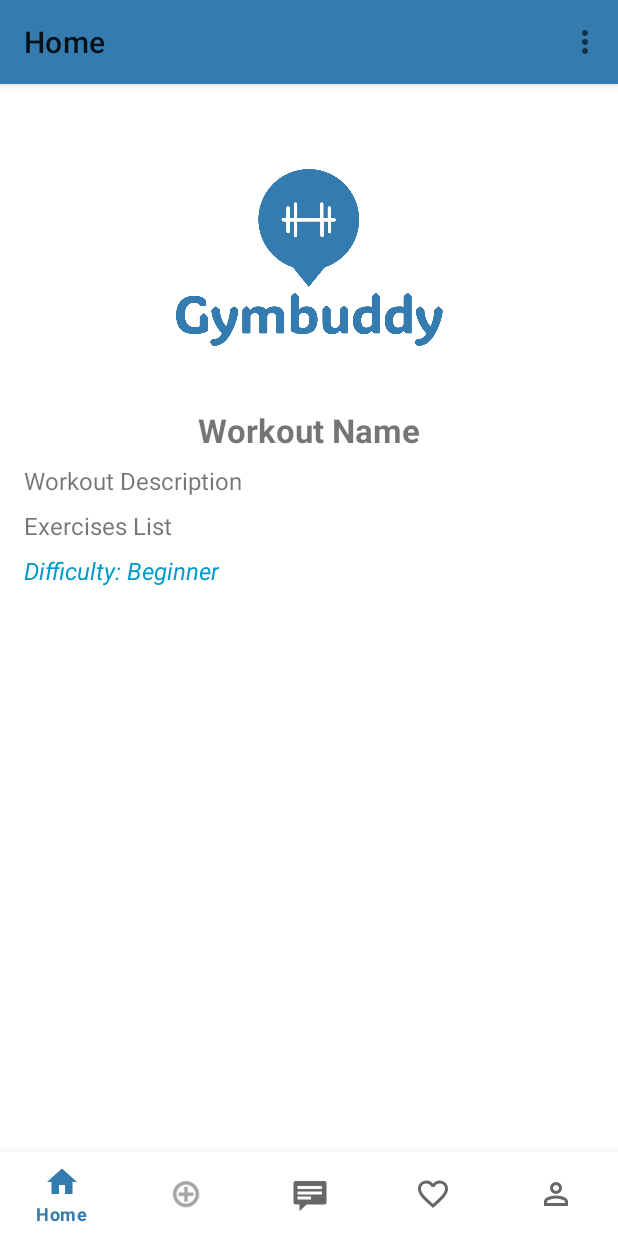
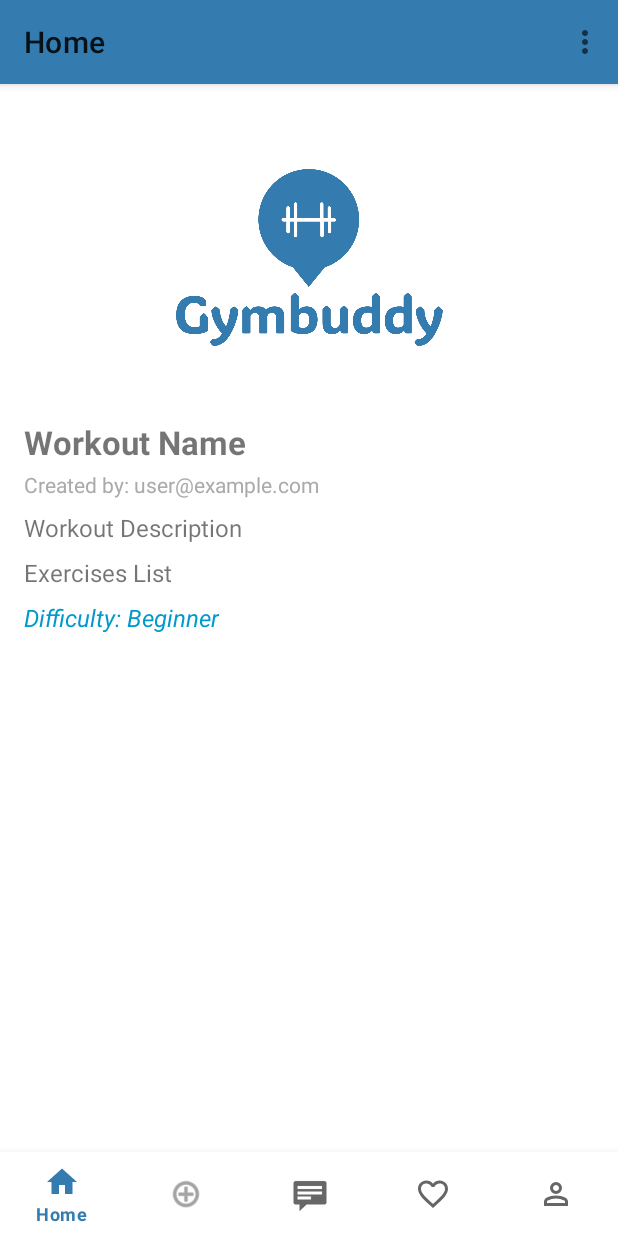
Before and after one commit to gabimatatov/GymBuddy, an Android app: the fragment WorkoutDetailsFragment placed in its activity, on a phone screen of 412 x 824 dp. Run offline under Robolectric (Android 15) with nearby library versions, the phone set to English and light mode, and no system bars; our stand-ins replace Firebase (no records; nobody signed in at launch, a user with empty details on screens opened directly), Room's generated code, navigation-ui; 13 statements that could not run were skipped.

Commit message:
refactor code

```diff
--- a/app/src/main/java/com/example/gymbuddy/activities/AuthViewModel.kt
+++ b/app/src/main/java/com/example/gymbuddy/activities/AuthViewModel.kt
@@ -4,7 +4,7 @@ import androidx.lifecycle.ViewModel
 import androidx.lifecycle.LiveData
 import androidx.lifecycle.MutableLiveData
 import com.google.firebase.auth.FirebaseUser
-import com.example.gymbuddy.repos.FirebaseRepository
+import com.example.gymbuddy.repos.AuthenticationRepository
 import androidx.lifecycle.map
 
 class AuthViewModel : ViewModel() {
@@ -13,7 +13,7 @@ class AuthViewModel : ViewModel() {
     val currentUser: LiveData<FirebaseUser?> = _currentUser
     val isUserSignedIn: LiveData<Boolean> = currentUser.map { it != null }
 
-    private val firebaseRepository: FirebaseRepository = FirebaseRepository()
+    private val firebaseRepository: AuthenticationRepository = AuthenticationRepository()
 
     private val _authError = MutableLiveData<String?>()
     val authError: LiveData<String?> = _authError
--- a/app/src/main/java/com/example/gymbuddy/activities/LoginActivity.kt
+++ b/app/src/main/java/com/example/gymbuddy/activities/LoginActivity.kt
@@ -11,7 +11,7 @@ import androidx.activity.viewModels
 import androidx.appcompat.app.AppCompatActivity
 import com.example.gymbuddy.MainActivity
 import com.example.gymbuddy.R
-import com.example.gymbuddy.Objects.GlobalVariables
+import com.example.gymbuddy.objects.GlobalVariables
 import com.example.gymbuddy.ui.profile.UserViewModel
 
 class LoginActivity : AppCompatActivity() {
--- a/app/src/main/java/com/example/gymbuddy/activities/SignupActivity.kt
+++ b/app/src/main/java/com/example/gymbuddy/activities/SignupActivity.kt
@@ -11,7 +11,7 @@ import androidx.activity.viewModels
 import androidx.appcompat.app.AppCompatActivity
 import com.example.gymbuddy.MainActivity
 import com.example.gymbuddy.R
-import com.example.gymbuddy.Objects.GlobalVariables
+import com.example.gymbuddy.objects.GlobalVariables
 import com.example.gymbuddy.ui.profile.UserViewModel
 
 class SignupActivity : AppCompatActivity() {
--- a/app/src/main/java/com/example/gymbuddy/activities/SplashActivity.kt
+++ b/app/src/main/java/com/example/gymbuddy/activities/SplashActivity.kt
@@ -8,7 +8,7 @@ import android.os.Looper
 import androidx.activity.viewModels
 import com.example.gymbuddy.MainActivity
 import com.example.gymbuddy.R
-import com.example.gymbuddy.Objects.GlobalVariables
+import com.example.gymbuddy.objects.GlobalVariables
 import com.example.gymbuddy.ui.profile.UserViewModel
 
 class SplashActivity : AppCompatActivity() {
--- a/app/src/main/java/com/example/gymbuddy/adapters/WorkoutAdapter.kt
+++ b/app/src/main/java/com/example/gymbuddy/adapters/WorkoutAdapter.kt
@@ -8,7 +8,7 @@ import com.example.gymbuddy.ui.home.HomeFragmentDirections
 
 class WorkoutAdapter(
     private var workouts: List<Workout>,
-    private val onDeleteWorkout: (Workout) -> Unit // Delete callback
+    private val onDeleteWorkout: (Workout) -> Unit
 ) : RecyclerView.Adapter<WorkoutAdapter.WorkoutViewHolder>() {
 
     class WorkoutViewHolder(private val binding: ItemWorkoutBinding) :
@@ -26,7 +26,8 @@ class WorkoutAdapter(
                         workout.name,
                         workout.description,
                         workout.exercises,
-                        workout.difficulty
+                        workout.difficulty,
+                        workout.ownerId
                     )
                 it.findNavController().navigate(action)
             }
--- a/app/src/main/java/com/example/gymbuddy/db/AppLocalDb.kt
+++ b/app/src/main/java/com/example/gymbuddy/db/AppLocalDb.kt
@@ -5,7 +5,6 @@ import androidx.room.Room
 import androidx.room.RoomDatabase
 import com.example.gymbuddy.base.MyApplication
 import com.example.gymbuddy.dataclass.Workout
-import com.example.gymbuddy.dao.WorkoutDao
 
 @Database(entities = [Workout::class], version = 4)
 abstract class AppLocalDbRepository: RoomDatabase() {
--- a/app/src/main/java/com/example/gymbuddy/dao/WorkoutDao.kt
+++ b/app/src/main/java/com/example/gymbuddy/db/WorkoutDao.kt
@@ -1,4 +1,4 @@
-package com.example.gymbuddy.dao
+package com.example.gymbuddy.db
 
 import androidx.room.Dao
 import androidx.room.Delete
--- a/app/src/main/java/com/example/gymbuddy/Model.kt
+++ b/app/src/main/java/com/example/gymbuddy/models/Model.kt
@@ -1,11 +1,7 @@
-package com.example.gymbuddy
+package com.example.gymbuddy.models
 
 import android.os.Looper
 import androidx.core.os.HandlerCompat
-import androidx.room.Delete
-import androidx.room.Insert
-import androidx.room.OnConflictStrategy
-import androidx.room.Query
 import com.example.gymbuddy.dataclass.Workout
 import com.example.gymbuddy.db.AppLocalDb
 import com.example.gymbuddy.db.AppLocalDbRepository
--- a/app/src/main/java/com/example/gymbuddy/Objects/GalleryHandler.kt
+++ b/app/src/main/java/com/example/gymbuddy/objects/GalleryHandler.kt
@@ -1,12 +1,9 @@
-package com.example.gymbuddy.Objects
+package com.example.gymbuddy.objects
 
 import android.content.Intent
 import android.content.pm.PackageManager
-import android.net.Uri
 import android.provider.MediaStore
 import androidx.activity.result.ActivityResultLauncher
-import androidx.activity.result.contract.ActivityResultContracts
-import androidx.core.app.ActivityCompat
 import androidx.core.content.ContextCompat
 import androidx.fragment.app.FragmentActivity
 
--- a/app/src/main/java/com/example/gymbuddy/Objects/GlobalVariables.kt
+++ b/app/src/main/java/com/example/gymbuddy/objects/GlobalVariables.kt
@@ -1,4 +1,4 @@
-package com.example.gymbuddy.Objects
+package com.example.gymbuddy.objects
 
 import com.example.gymbuddy.dataclass.User
 
--- a/app/src/main/java/com/example/gymbuddy/repos/FirebaseRepository.kt
+++ b/app/src/main/java/com/example/gymbuddy/repos/AuthenticationRepository.kt
@@ -1,17 +1,10 @@
 package com.example.gymbuddy.repos
 
-import android.net.Uri
 import com.google.android.gms.tasks.Task
 import com.google.firebase.auth.AuthResult
 import com.google.firebase.auth.FirebaseAuth
-import com.google.firebase.auth.FirebaseUser
-import com.google.firebase.auth.UserProfileChangeRequest
-import com.google.firebase.storage.FirebaseStorage
-import com.google.firebase.storage.StorageReference
-import com.google.firebase.storage.UploadTask
-import java.util.*
 
-class FirebaseRepository() {
+class AuthenticationRepository() {
 
     private val auth: FirebaseAuth = FirebaseAuth.getInstance()
 
--- a/app/src/main/java/com/example/gymbuddy/ui/add/AddViewModel.kt
+++ b/app/src/main/java/com/example/gymbuddy/ui/add/AddViewModel.kt
@@ -4,7 +4,7 @@ import androidx.lifecycle.LiveData
 import androidx.lifecycle.MutableLiveData
 import androidx.lifecycle.ViewModel
 import androidx.lifecycle.viewModelScope
-import com.example.gymbuddy.Model
+import com.example.gymbuddy.models.Model
 import com.example.gymbuddy.dataclass.Workout
 import com.google.firebase.auth.FirebaseAuth
 import kotlinx.coroutines.Dispatchers
--- a/app/src/main/java/com/example/gymbuddy/ui/details/WorkoutDetailsFragment.kt
+++ b/app/src/main/java/com/example/gymbuddy/ui/details/WorkoutDetailsFragment.kt
@@ -13,20 +13,19 @@ class WorkoutDetailsFragment : Fragment() {
     private var _binding: FragmentWorkoutDetailsBinding? = null
     private val binding get() = _binding!!
 
-    private val args: WorkoutDetailsFragmentArgs by navArgs() // Retrieve passed workout data
+    private val args: WorkoutDetailsFragmentArgs by navArgs()
 
     override fun onCreateView(
         inflater: LayoutInflater, container: ViewGroup?, savedInstanceState: Bundle?
     ): View {
         _binding = FragmentWorkoutDetailsBinding.inflate(inflater, container, false)
-
         displayWorkoutDetails()
-
         return binding.root
     }
 
     private fun displayWorkoutDetails() {
         binding.textWorkoutName.text = args.workoutName
+        binding.textWorkoutOwner.text = "Created by: ${args.workoutOwner}"
         binding.textWorkoutDescription.text = args.workoutDescription
         binding.textWorkoutExercises.text = args.workoutExercises
         binding.textWorkoutDifficulty.text = "Difficulty: ${args.workoutDifficulty}"
--- a/app/src/main/java/com/example/gymbuddy/ui/home/HomeViewModel.kt
+++ b/app/src/main/java/com/example/gymbuddy/ui/home/HomeViewModel.kt
@@ -4,10 +4,9 @@ import androidx.lifecycle.LiveData
 import androidx.lifecycle.MutableLiveData
 import androidx.lifecycle.ViewModel
 import androidx.lifecycle.viewModelScope
-import com.example.gymbuddy.Model
+import com.example.gymbuddy.models.Model
 import com.example.gymbuddy.dataclass.Workout
 import kotlinx.coroutines.Dispatchers
-import kotlinx.coroutines.delay
 import kotlinx.coroutines.launch
 
 class HomeViewModel : ViewModel() {
@@ -22,7 +21,7 @@ class HomeViewModel : ViewModel() {
     val loadingState: LiveData<Boolean> get() = _loadingState
 
     fun fetchWorkouts(difficulty: String?) {
-        println("🔄 FetchWorkouts called with difficulty: $difficulty")
+        println("FetchWorkouts called with difficulty: $difficulty")
 
         _loadingState.postValue(true)
 
@@ -39,7 +38,6 @@ class HomeViewModel : ViewModel() {
         }
     }
 
-
     fun deleteWorkout(workout: Workout) {
         _loadingState.postValue(true)
 
@@ -53,5 +51,4 @@ class HomeViewModel : ViewModel() {
         }
     }
 
-
 }
--- a/app/src/main/java/com/example/gymbuddy/ui/profile/ProfileFragment.kt
+++ b/app/src/main/java/com/example/gymbuddy/ui/profile/ProfileFragment.kt
@@ -16,12 +16,12 @@ import android.widget.TextView
 import androidx.fragment.app.Fragment
 import androidx.fragment.app.viewModels
 import androidx.lifecycle.Observer
-import com.example.gymbuddy.Objects.GalleryHandler
+import com.example.gymbuddy.objects.GalleryHandler
 import com.example.gymbuddy.ui.dialog.EditDisplayNameDialogFragment
 import com.example.gymbuddy.activities.AuthViewModel
 import com.example.gymbuddy.R
 import com.example.gymbuddy.dataclass.User
-import com.example.gymbuddy.Objects.GlobalVariables
+import com.example.gymbuddy.objects.GlobalVariables
 import com.squareup.picasso.Picasso
 
 private const val READ_EXTERNAL_STORAGE_PERMISSION_CODE = 1
--- a/app/src/main/res/layout/fragment_workout_details.xml
+++ b/app/src/main/res/layout/fragment_workout_details.xml
@@ -8,7 +8,7 @@
     android:padding="16dp"
     tools:context=".ui.details.WorkoutDetailsFragment">
 
-    <!-- Workout Image -->
+    <!-- Workout Image (Centered) -->
     <ImageView
         android:id="@+id/imageWorkout"
         android:layout_width="200dp"
@@ -21,7 +21,7 @@
         app:layout_constraintEnd_toEndOf="parent"
         android:layout_marginBottom="16dp" />
 
-    <!-- Workout Name -->
+    <!-- Workout Name (Aligned to Left) -->
     <TextView
         android:id="@+id/textWorkoutName"
         android:layout_width="wrap_content"
@@ -29,9 +29,21 @@
         android:textSize="22sp"
         android:textStyle="bold"
         android:text="Workout Name"
+        android:layout_marginTop="8dp"
         app:layout_constraintTop_toBottomOf="@id/imageWorkout"
-        app:layout_constraintStart_toStartOf="parent"
-        app:layout_constraintEnd_toEndOf="parent" />
+        app:layout_constraintStart_toStartOf="parent" />
+
+    <!-- Workout Owner (New) -->
+    <TextView
+        android:id="@+id/textWorkoutOwner"
+        android:layout_width="wrap_content"
+        android:layout_height="wrap_content"
+        android:text="Created by: user@example.com"
+        android:textSize="14sp"
+        android:textColor="@android:color/darker_gray"
+        android:layout_marginTop="4dp"
+        app:layout_constraintTop_toBottomOf="@id/textWorkoutName"
+        app:layout_constraintStart_toStartOf="parent" />
 
     <!-- Workout Description -->
     <TextView
@@ -41,7 +53,7 @@
         android:text="Workout Description"
         android:textSize="16sp"
         android:layout_marginTop="8dp"
-        app:layout_constraintTop_toBottomOf="@id/textWorkoutName"
+        app:layout_constraintTop_toBottomOf="@id/textWorkoutOwner"
         app:layout_constraintStart_toStartOf="parent"
         app:layout_constraintEnd_toEndOf="parent" />
 
--- a/app/src/main/res/navigation/mobile_navigation.xml
+++ b/app/src/main/res/navigation/mobile_navigation.xml
@@ -11,7 +11,6 @@
         android:label="@string/menu_home"
         tools:layout="@layout/fragment_home">
 
-        <!-- ✅ Added navigation to WorkoutDetailsFragment -->
         <action
             android:id="@+id/action_navigation_home_to_workoutDetailsFragment"
             app:destination="@id/workoutDetailsFragment">
@@ -69,7 +68,6 @@
         android:label="fragment_edit"
         tools:layout="@layout/fragment_edit" />
 
-    <!-- ✅ Added Workout Details Fragment -->
     <fragment
         android:id="@+id/workoutDetailsFragment"
         android:name="com.example.gymbuddy.ui.details.WorkoutDetailsFragment"
@@ -88,6 +86,10 @@
         <argument
             android:name="workoutDifficulty"
             app:argType="string" />
+        <argument
+            android:name="workoutOwner"
+            app:argType="string" />
     </fragment>
 
+
 </navigation>
```
